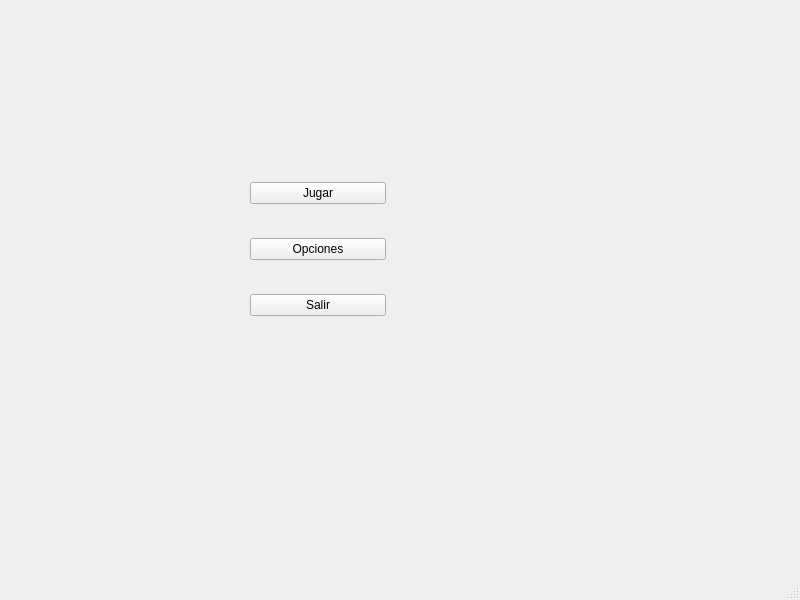
Old version of the form menu_dev/menu.ui in the repository Jason-Vargas/Avatars_VS_Rooks.
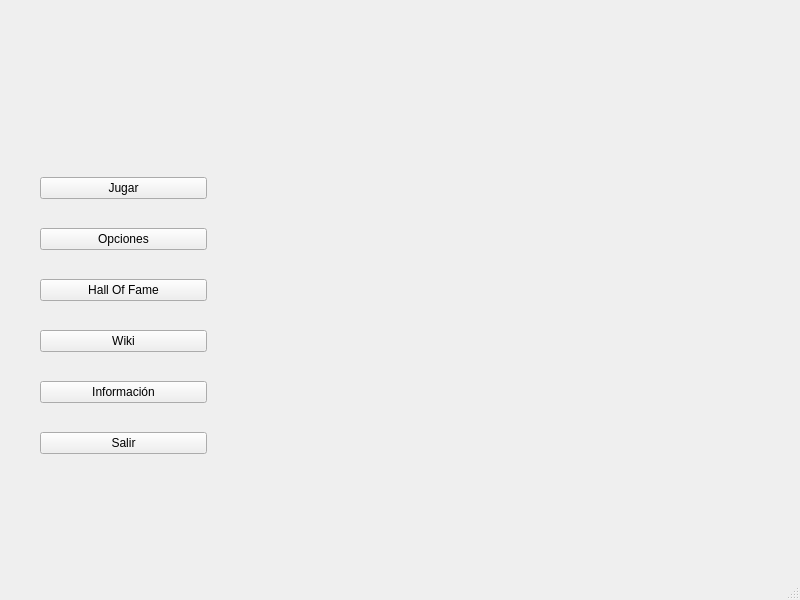
New version of the form.

Diff of the .ui file:
```diff
--- a/menu_dev/menu.ui
+++ b/menu_dev/menu.ui
@@ -17,10 +17,10 @@
    <widget class="QWidget" name="verticalLayoutWidget">
     <property name="geometry">
      <rect>
-      <x>250</x>
+      <x>40</x>
       <y>160</y>
-      <width>160</width>
-      <height>181</height>
+      <width>191</width>
+      <height>311</height>
      </rect>
     </property>
     <layout class="QVBoxLayout" name="verticalLayout">
@@ -44,6 +44,27 @@
        </property>
       </widget>
      </item>
+     <item>
+      <widget class="QPushButton" name="btn_halloffame">
+       <property name="text">
+        <string>Hall Of Fame</string>
+       </property>
+      </widget>
+     </item>
+     <item>
+      <widget class="QPushButton" name="btn_wiki">
+       <property name="text">
+        <string>Wiki</string>
+       </property>
+      </widget>
+     </item>
+     <item>
+      <widget class="QPushButton" name="btn_info">
+       <property name="text">
+        <string>Información</string>
+       </property>
+      </widget>
+     </item>
      <item>
       <widget class="QPushButton" name="btn_exit">
        <property name="text">
```
